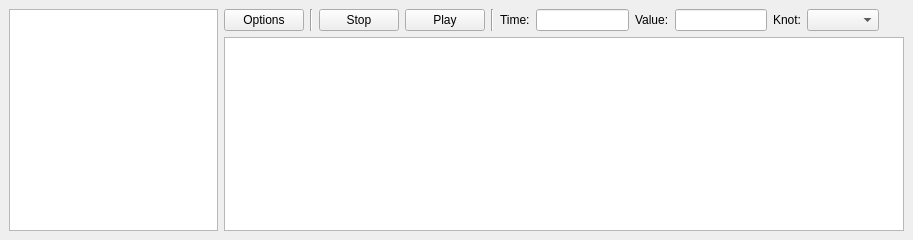
Old version of the form src/editor/ui/curve/curveeditorwidget.ui in the repository caiwan/Grafkit.
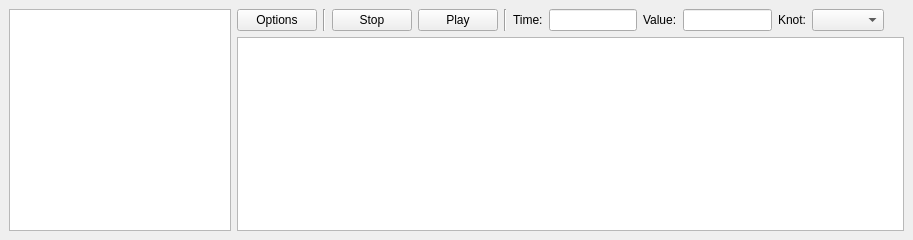
New version of the form.

What changed in the file:
```diff
--- a/src/editor/ui/curve/curveeditorwidget.ui
+++ b/src/editor/ui/curve/curveeditorwidget.ui
@@ -20,14 +20,14 @@
    <string>Curve Editor</string>
   </property>
   <widget class="QWidget" name="dockWidgetContents">
-   <layout class="QHBoxLayout" name="horizontalLayout_2">
+   <layout class="QHBoxLayout" name="horizontalLayout_2" stretch="1,3">
     <item>
      <widget class="QTreeView" name="treeView"/>
     </item>
     <item>
      <layout class="QVBoxLayout" name="verticalLayout">
       <item>
-       <layout class="QHBoxLayout" name="horizontalLayout" stretch="1,4,0,0,0,0,0,0,0,0,0,0">
+       <layout class="QHBoxLayout" name="horizontalLayout" stretch="0,0,0,0,0,0,0,0,0,0,0,0">
         <item>
          <widget class="QPushButton" name="btn_playbackOptions">
           <property name="text">
```
